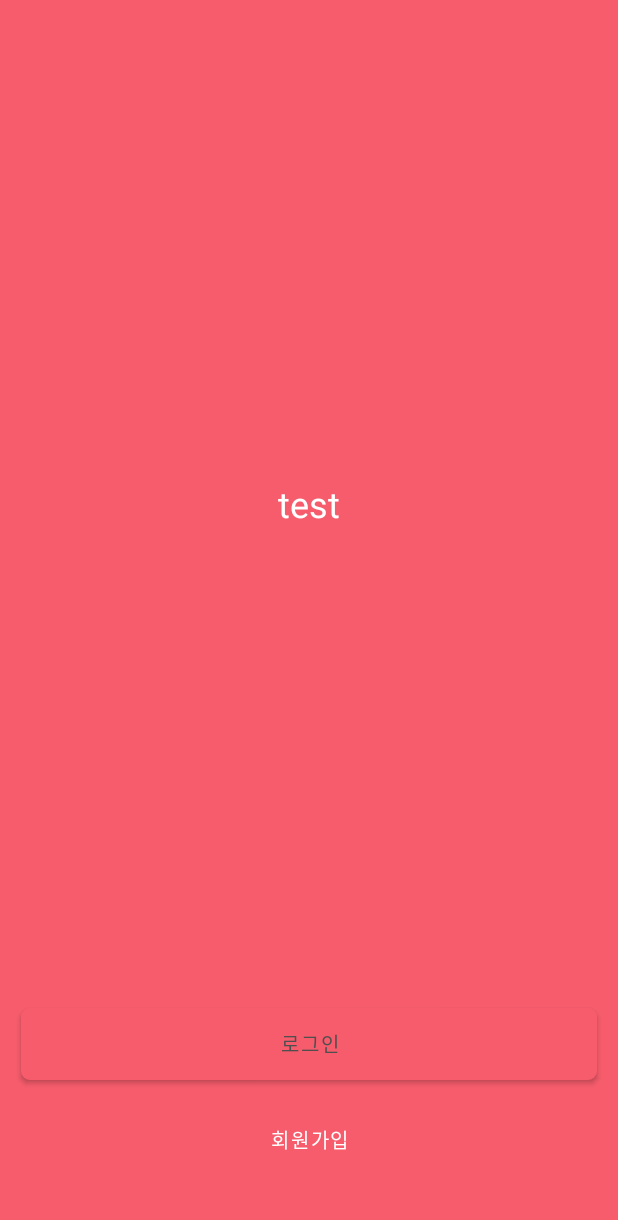
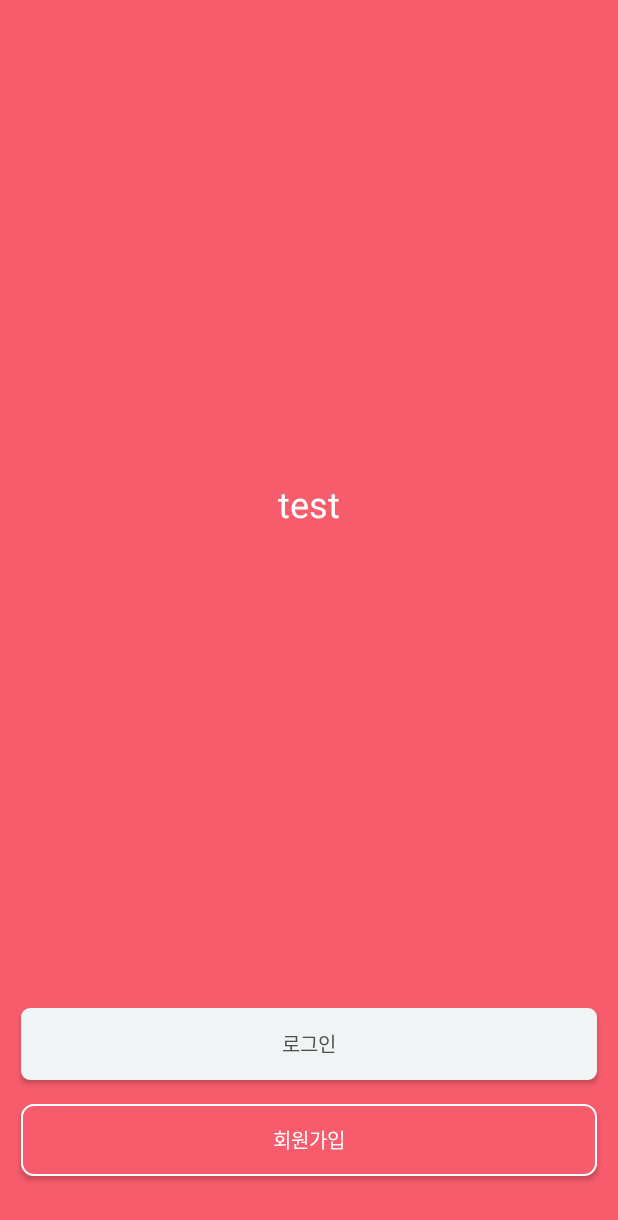
Before and after one commit to placepic/placepic_android, an Android app: the LoginPageActivity screen opened directly, with no data from a screen before it, on a phone screen of 412 x 824 dp. Shown: the top 1220 px of the screen. Run offline under Robolectric (Android 15) with nearby library versions, the phone set to English and light mode, and no system bars.

Commit message:
[Fix] 로그인 화면 : 화면 디자인 수정
머터리얼 컴포넌트 버튼이 불러오던 것을 수정하여 위젯 버튼을 불러오도록 함

```diff
--- a/app/src/main/res/drawable/selector_edittext_in_login_view.xml
+++ b/app/src/main/res/color/selector_edittext_in_login_view.xml
@@ -1,5 +1,5 @@
 <?xml version="1.0" encoding="utf-8"?>
 <selector xmlns:android="http://schemas.android.com/apk/res/android">
-    <item android:drawable="@drawable/border_round_rectangle_gray_6dp" android:state_focused="true"/>
+    <item android:drawable="@drawable/border_round_rectangle_gray_8dp" android:state_focused="true"/>
     <item android:drawable="@drawable/round_rectangle_gray_6dp"/>
 </selector>
--- a/app/src/main/res/drawable/border_round_rectangle_gray_6dp.xml
+++ b/app/src/main/res/drawable/border_round_rectangle_gray_8dp.xml
@@ -2,9 +2,9 @@
 <shape xmlns:android="http://schemas.android.com/apk/res/android"
     android:shape="rectangle">
     <stroke
-        android:width="3dp"
+        android:width="1.5dp"
         android:color="@color/gray838788" />
-    <solid android:color="@android:color/white" />
-    <corners android:radius="6dp" />
+
+    <corners android:radius="8dp" />
 
 </shape>
--- a/app/src/main/res/drawable/border_round_rectangle_white_6dp.xml
+++ b/app/src/main/res/drawable/border_round_rectangle_white_8dp.xml
@@ -1,9 +1,10 @@
 <?xml version="1.0" encoding="utf-8"?>
 <shape xmlns:android="http://schemas.android.com/apk/res/android"
     android:shape="rectangle">
+    <solid android:color="@color/colorPrimary" />
     <stroke
-        android:width="3dp"
+        android:width="1.5dp"
         android:color="@android:color/white" />
-    <corners android:radius="6dp" />
+    <corners android:radius="8dp" />
 
 </shape>
--- a/app/src/main/res/layout/activity_login.xml
+++ b/app/src/main/res/layout/activity_login.xml
@@ -73,7 +73,7 @@
             android:paddingStart="16dp"
             android:textColorHint="@color/grayCED5DA"
             android:textSize="15dp"
-            android:background="@drawable/selector_edittext_in_login_view"
+            android:background="@color/selector_edittext_in_login_view"
             app:layout_constraintBottom_toBottomOf="parent"
             app:layout_constraintTop_toBottomOf="@+id/tv_login_email"
             tools:layout_editor_absoluteX="16dp"/>
@@ -111,13 +111,13 @@
             android:paddingStart="16dp"
             android:textColorHint="@color/grayCED5DA"
             android:textSize="15dp"
-            android:background="@drawable/selector_edittext_in_login_view"
+            android:background="@color/selector_edittext_in_login_view"
             app:layout_constraintBottom_toBottomOf="parent"
             app:layout_constraintTop_toBottomOf="@+id/tv_login_password"
             tools:layout_editor_absoluteX="16dp"/>
     </androidx.constraintlayout.widget.ConstraintLayout>
 
-    <Button
+    <androidx.appcompat.widget.AppCompatButton
         android:id="@+id/btn_login"
         android:layout_width="match_parent"
         android:layout_height="wrap_content"
--- a/app/src/main/res/layout/activity_login_page.xml
+++ b/app/src/main/res/layout/activity_login_page.xml
@@ -17,7 +17,7 @@
         android:text="test"
         android:textColor="@android:color/white"
         android:textSize="24dp"
-        app:layout_constraintBottom_toTopOf="@+id/button"
+        app:layout_constraintBottom_toTopOf="@+id/btn_goto_login"
         app:layout_constraintEnd_toEndOf="parent"
         app:layout_constraintStart_toStartOf="parent"
         app:layout_constraintTop_toTopOf="parent"
@@ -25,8 +25,8 @@
 
     <!-- home-signin-btn -->
 
-    <Button
-        android:id="@+id/button"
+    <androidx.appcompat.widget.AppCompatButton
+        android:id="@+id/btn_goto_login"
         android:layout_width="match_parent"
         android:layout_height="wrap_content"
         android:layout_marginHorizontal="14sp"
@@ -41,18 +41,17 @@
         app:layout_constraintHorizontal_bias="0.428"
         app:layout_constraintStart_toStartOf="parent" />
 
-    <Button
+    <androidx.appcompat.widget.AppCompatButton
         android:id="@+id/btn_goto_signup"
         android:layout_width="match_parent"
         android:layout_height="wrap_content"
         android:layout_marginHorizontal="14sp"
         android:layout_marginBottom="40dp"
-        android:background="@drawable/border_round_rectangle_white_6dp"
+        android:background="@drawable/border_round_rectangle_white_8dp"
         android:text="회원가입"
         android:textColor="@android:color/white"
         android:textSize="13dp"
         app:layout_constraintBottom_toBottomOf="parent"
         app:layout_constraintEnd_toEndOf="parent"
         app:layout_constraintStart_toStartOf="parent" />
-
 </androidx.constraintlayout.widget.ConstraintLayout>
--- a/app/src/main/res/values/colors.xml
+++ b/app/src/main/res/values/colors.xml
@@ -23,8 +23,7 @@
     <color name="gray646363">#646363</color>
 
     <color name="mainColor">#F65C6C</color>
-    <color name="placepic_main">#F65C6C</color>
-    <color name="placepic_default">#F4F7F8</color>
+    <color name="placepicDefault">#F4F7F8</color>
 
     <color name="whiteE5">#E5E5E5</color>
 
```
